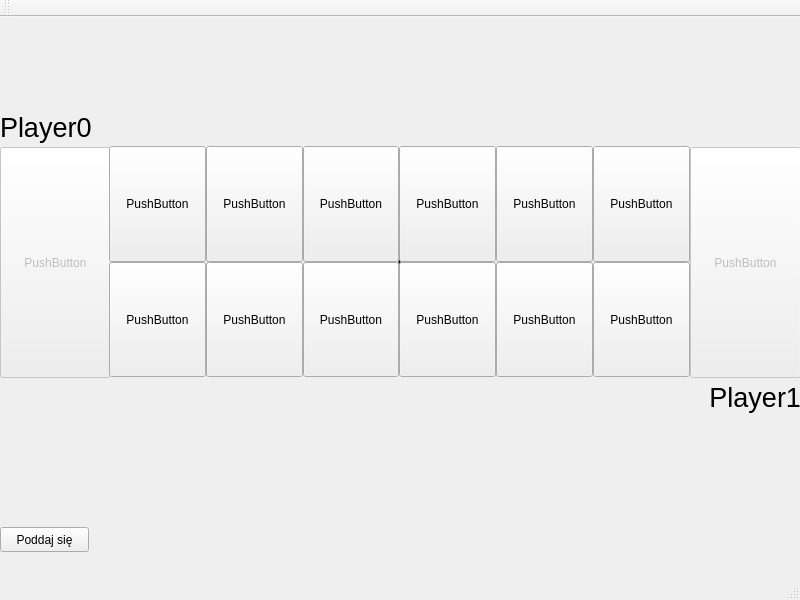
Grecjanin/Mankala, file klient/mainwindow.ui: the form before one commit.
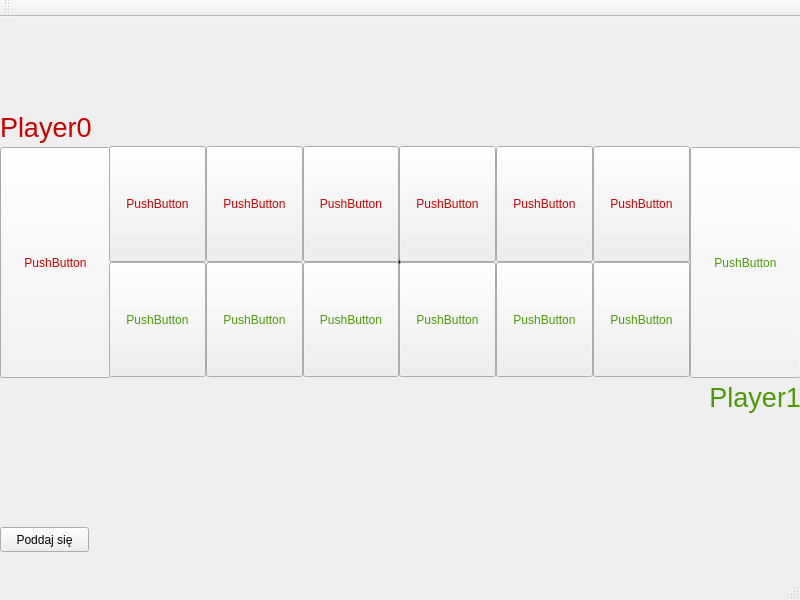
The form after the commit.

The edit to the form file:
```diff
--- a/klient/mainwindow.ui
+++ b/klient/mainwindow.ui
@@ -99,6 +99,43 @@
        <height>41</height>
       </rect>
      </property>
+     <property name="palette">
+      <palette>
+       <active>
+        <colorrole role="WindowText">
+         <brush brushstyle="SolidPattern">
+          <color alpha="255">
+           <red>204</red>
+           <green>0</green>
+           <blue>0</blue>
+          </color>
+         </brush>
+        </colorrole>
+       </active>
+       <inactive>
+        <colorrole role="WindowText">
+         <brush brushstyle="SolidPattern">
+          <color alpha="255">
+           <red>204</red>
+           <green>0</green>
+           <blue>0</blue>
+          </color>
+         </brush>
+        </colorrole>
+       </inactive>
+       <disabled>
+        <colorrole role="WindowText">
+         <brush brushstyle="SolidPattern">
+          <color alpha="255">
+           <red>190</red>
+           <green>190</green>
+           <blue>190</blue>
+          </color>
+         </brush>
+        </colorrole>
+       </disabled>
+      </palette>
+     </property>
      <property name="font">
       <font>
        <pointsize>20</pointsize>
@@ -120,6 +157,43 @@
        <height>41</height>
       </rect>
      </property>
+     <property name="palette">
+      <palette>
+       <active>
+        <colorrole role="WindowText">
+         <brush brushstyle="SolidPattern">
+          <color alpha="255">
+           <red>78</red>
+           <green>154</green>
+           <blue>6</blue>
+          </color>
+         </brush>
+        </colorrole>
+       </active>
+       <inactive>
+        <colorrole role="WindowText">
+         <brush brushstyle="SolidPattern">
+          <color alpha="255">
+           <red>78</red>
+           <green>154</green>
+           <blue>6</blue>
+          </color>
+         </brush>
+        </colorrole>
+       </inactive>
+       <disabled>
+        <colorrole role="WindowText">
+         <brush brushstyle="SolidPattern">
+          <color alpha="255">
+           <red>190</red>
+           <green>190</green>
+           <blue>190</blue>
+          </color>
+         </brush>
+        </colorrole>
+       </disabled>
+      </palette>
+     </property>
      <property name="font">
       <font>
        <pointsize>20</pointsize>
@@ -147,7 +221,7 @@
     </widget>
     <widget class="QPushButton" name="pit6">
      <property name="enabled">
-      <bool>false</bool>
+      <bool>true</bool>
      </property>
      <property name="geometry">
       <rect>
@@ -157,13 +231,158 @@
        <height>231</height>
       </rect>
      </property>
+     <property name="palette">
+      <palette>
+       <active>
+        <colorrole role="WindowText">
+         <brush brushstyle="SolidPattern">
+          <color alpha="255">
+           <red>204</red>
+           <green>0</green>
+           <blue>0</blue>
+          </color>
+         </brush>
+        </colorrole>
+        <colorrole role="Button">
+         <brush brushstyle="SolidPattern">
+          <color alpha="255">
+           <red>243</red>
+           <green>243</green>
+           <blue>243</blue>
+          </color>
+         </brush>
+        </colorrole>
+        <colorrole role="Text">
+         <brush brushstyle="SolidPattern">
+          <color alpha="255">
+           <red>204</red>
+           <green>0</green>
+           <blue>0</blue>
+          </color>
+         </brush>
+        </colorrole>
+        <colorrole role="ButtonText">
+         <brush brushstyle="SolidPattern">
+          <color alpha="255">
+           <red>204</red>
+           <green>0</green>
+           <blue>0</blue>
+          </color>
+         </brush>
+        </colorrole>
+        <colorrole role="PlaceholderText">
+         <brush brushstyle="SolidPattern">
+          <color alpha="128">
+           <red>204</red>
+           <green>0</green>
+           <blue>0</blue>
+          </color>
+         </brush>
+        </colorrole>
+       </active>
+       <inactive>
+        <colorrole role="WindowText">
+         <brush brushstyle="SolidPattern">
+          <color alpha="255">
+           <red>204</red>
+           <green>0</green>
+           <blue>0</blue>
+          </color>
+         </brush>
+        </colorrole>
+        <colorrole role="Button">
+         <brush brushstyle="SolidPattern">
+          <color alpha="255">
+           <red>243</red>
+           <green>243</green>
+           <blue>243</blue>
+          </color>
+         </brush>
+        </colorrole>
+        <colorrole role="Text">
+         <brush brushstyle="SolidPattern">
+          <color alpha="255">
+           <red>204</red>
+           <green>0</green>
+           <blue>0</blue>
+          </color>
+         </brush>
+        </colorrole>
+        <colorrole role="ButtonText">
+         <brush brushstyle="SolidPattern">
+          <color alpha="255">
+           <red>204</red>
+           <green>0</green>
+           <blue>0</blue>
+          </color>
+         </brush>
+        </colorrole>
+        <colorrole role="PlaceholderText">
+         <brush brushstyle="SolidPattern">
+          <color alpha="128">
+           <red>204</red>
+           <green>0</green>
+           <blue>0</blue>
+          </color>
+         </brush>
+        </colorrole>
+       </inactive>
+       <disabled>
+        <colorrole role="WindowText">
+         <brush brushstyle="SolidPattern">
+          <color alpha="255">
+           <red>190</red>
+           <green>190</green>
+           <blue>190</blue>
+          </color>
+         </brush>
+        </colorrole>
+        <colorrole role="Button">
+         <brush brushstyle="SolidPattern">
+          <color alpha="255">
+           <red>243</red>
+           <green>243</green>
+           <blue>243</blue>
+          </color>
+         </brush>
+        </colorrole>
+        <colorrole role="Text">
+         <brush brushstyle="SolidPattern">
+          <color alpha="255">
+           <red>190</red>
+           <green>190</green>
+           <blue>190</blue>
+          </color>
+         </brush>
+        </colorrole>
+        <colorrole role="ButtonText">
+         <brush brushstyle="SolidPattern">
+          <color alpha="255">
+           <red>190</red>
+           <green>190</green>
+           <blue>190</blue>
+          </color>
+         </brush>
+        </colorrole>
+        <colorrole role="PlaceholderText">
+         <brush brushstyle="SolidPattern">
+          <color alpha="128">
+           <red>0</red>
+           <green>0</green>
+           <blue>0</blue>
+          </color>
+         </brush>
+        </colorrole>
+       </disabled>
+      </palette>
+     </property>
      <property name="text">
       <string>PushButton</string>
      </property>
     </widget>
     <widget class="QPushButton" name="pit13">
      <property name="enabled">
-      <bool>false</bool>
+      <bool>true</bool>
      </property>
      <property name="geometry">
       <rect>
@@ -173,6 +392,70 @@
        <height>231</height>
       </rect>
      </property>
+     <property name="palette">
+      <palette>
+       <active>
+        <colorrole role="Button">
+         <brush brushstyle="SolidPattern">
+          <color alpha="255">
+           <red>243</red>
+           <green>243</green>
+           <blue>243</blue>
+          </color>
+         </brush>
+        </colorrole>
+        <colorrole role="ButtonText">
+         <brush brushstyle="SolidPattern">
+          <color alpha="255">
+           <red>78</red>
+           <green>154</green>
+           <blue>6</blue>
+          </color>
+         </brush>
+        </colorrole>
+       </active>
+       <inactive>
+        <colorrole role="Button">
+         <brush brushstyle="SolidPattern">
+          <color alpha="255">
+           <red>243</red>
+           <green>243</green>
+           <blue>243</blue>
+          </color>
+         </brush>
+        </colorrole>
+        <colorrole role="ButtonText">
+         <brush brushstyle="SolidPattern">
+          <color alpha="255">
+           <red>78</red>
+           <green>154</green>
+           <blue>6</blue>
+          </color>
+         </brush>
+        </colorrole>
+       </inactive>
+       <disabled>
+        <colorrole role="Button">
+         <brush brushstyle="SolidPattern">
+          <color alpha="255">
+           <red>243</red>
+           <green>243</green>
+           <blue>243</blue>
+          </color>
+         </brush>
+        </colorrole>
+        <colorrole role="ButtonText">
+         <brush brushstyle="SolidPattern">
+          <color alpha="255">
+           <red>190</red>
+           <green>190</green>
+           <blue>190</blue>
+          </color>
+         </brush>
+        </colorrole>
+       </disabled>
+      </palette>
+     </property>
      <property name="text">
       <string>PushButton</string>
      </property>
@@ -204,6 +487,43 @@
           <verstretch>0</verstretch>
          </sizepolicy>
         </property>
+        <property name="palette">
+         <palette>
+          <active>
+           <colorrole role="ButtonText">
+            <brush brushstyle="SolidPattern">
+             <color alpha="255">
+              <red>78</red>
+              <green>154</green>
+              <blue>6</blue>
+             </color>
+            </brush>
+           </colorrole>
+          </active>
+          <inactive>
+           <colorrole role="ButtonText">
+            <brush brushstyle="SolidPattern">
+             <color alpha="255">
+              <red>78</red>
+              <green>154</green>
+              <blue>6</blue>
+             </color>
+            </brush>
+           </colorrole>
+          </inactive>
+          <disabled>
+           <colorrole role="ButtonText">
+            <brush brushstyle="SolidPattern">
+             <color alpha="255">
+              <red>190</red>
+              <green>190</green>
+              <blue>190</blue>
+             </color>
+            </brush>
+           </colorrole>
+          </disabled>
+         </palette>
+        </property>
         <property name="text">
          <string>PushButton</string>
         </property>
@@ -217,6 +537,43 @@
           <verstretch>0</verstretch>
          </sizepolicy>
         </property>
+        <property name="palette">
+         <palette>
+          <active>
+           <colorrole role="ButtonText">
+            <brush brushstyle="SolidPattern">
+             <color alpha="255">
+              <red>78</red>
+              <green>154</green>
+              <blue>6</blue>
+             </color>
+            </brush>
+           </colorrole>
+          </active>
+          <inactive>
+           <colorrole role="ButtonText">
+            <brush brushstyle="SolidPattern">
+             <color alpha="255">
+              <red>78</red>
+              <green>154</green>
+              <blue>6</blue>
+             </color>
+            </brush>
+           </colorrole>
+          </inactive>
+          <disabled>
+           <colorrole role="ButtonText">
+            <brush brushstyle="SolidPattern">
+             <color alpha="255">
+              <red>190</red>
+              <green>190</green>
+              <blue>190</blue>
+             </color>
+            </brush>
+           </colorrole>
+          </disabled>
+         </palette>
+        </property>
         <property name="text">
          <string>PushButton</string>
         </property>
@@ -230,6 +587,43 @@
           <verstretch>0</verstretch>
          </sizepolicy>
         </property>
+        <property name="palette">
+         <palette>
+          <active>
+           <colorrole role="ButtonText">
+            <brush brushstyle="SolidPattern">
+             <color alpha="255">
+              <red>204</red>
+              <green>0</green>
+              <blue>0</blue>
+             </color>
+            </brush>
+           </colorrole>
+          </active>
+          <inactive>
+           <colorrole role="ButtonText">
+            <brush brushstyle="SolidPattern">
+             <color alpha="255">
+              <red>204</red>
+              <green>0</green>
+              <blue>0</blue>
+             </color>
+            </brush>
+           </colorrole>
+          </inactive>
+          <disabled>
+           <colorrole role="ButtonText">
+            <brush brushstyle="SolidPattern">
+             <color alpha="255">
+              <red>190</red>
+              <green>190</green>
+              <blue>190</blue>
+             </color>
+            </brush>
+           </colorrole>
+          </disabled>
+         </palette>
+        </property>
         <property name="text">
          <string>PushButton</string>
         </property>
@@ -243,6 +637,43 @@
           <verstretch>0</verstretch>
          </sizepolicy>
         </property>
+        <property name="palette">
+         <palette>
+          <active>
+           <colorrole role="ButtonText">
+            <brush brushstyle="SolidPattern">
+             <color alpha="255">
+              <red>204</red>
+              <green>0</green>
+              <blue>0</blue>
+             </color>
+            </brush>
+           </colorrole>
+          </active>
+          <inactive>
+           <colorrole role="ButtonText">
+            <brush brushstyle="SolidPattern">
+             <color alpha="255">
+              <red>204</red>
+              <green>0</green>
+              <blue>0</blue>
+             </color>
+            </brush>
+           </colorrole>
+          </inactive>
+          <disabled>
+           <colorrole role="ButtonText">
+            <brush brushstyle="SolidPattern">
+             <color alpha="255">
+              <red>190</red>
+              <green>190</green>
+              <blue>190</blue>
+             </color>
+            </brush>
+           </colorrole>
+          </disabled>
+         </palette>
+        </property>
         <property name="text">
          <string>PushButton</string>
         </property>
@@ -256,6 +687,43 @@
           <verstretch>0</verstretch>
          </sizepolicy>
         </property>
+        <property name="palette">
+         <palette>
+          <active>
+           <colorrole role="ButtonText">
+            <brush brushstyle="SolidPattern">
+             <color alpha="255">
+              <red>78</red>
+              <green>154</green>
+              <blue>6</blue>
+             </color>
+            </brush>
+           </colorrole>
+          </active>
+          <inactive>
+           <colorrole role="ButtonText">
+            <brush brushstyle="SolidPattern">
+             <color alpha="255">
+              <red>78</red>
+              <green>154</green>
+              <blue>6</blue>
+             </color>
+            </brush>
+           </colorrole>
+          </inactive>
+          <disabled>
+           <colorrole role="ButtonText">
+            <brush brushstyle="SolidPattern">
+             <color alpha="255">
+              <red>190</red>
+              <green>190</green>
+              <blue>190</blue>
+             </color>
+            </brush>
+           </colorrole>
+          </disabled>
+         </palette>
+        </property>
         <property name="text">
          <string>PushButton</string>
         </property>
@@ -269,6 +737,43 @@
           <verstretch>0</verstretch>
          </sizepolicy>
         </property>
+        <property name="palette">
+         <palette>
+          <active>
+           <colorrole role="ButtonText">
+            <brush brushstyle="SolidPattern">
+             <color alpha="255">
+              <red>204</red>
+              <green>0</green>
+              <blue>0</blue>
+             </color>
+            </brush>
+           </colorrole>
+          </active>
+          <inactive>
+           <colorrole role="ButtonText">
+            <brush brushstyle="SolidPattern">
+             <color alpha="255">
+              <red>204</red>
+              <green>0</green>
+              <blue>0</blue>
+             </color>
+            </brush>
+           </colorrole>
+          </inactive>
+          <disabled>
+           <colorrole role="ButtonText">
+            <brush brushstyle="SolidPattern">
+             <color alpha="255">
+              <red>190</red>
+              <green>190</green>
+              <blue>190</blue>
+             </color>
+            </brush>
+           </colorrole>
+          </disabled>
+         </palette>
+        </property>
         <property name="text">
          <string>PushButton</string>
         </property>
@@ -282,6 +787,43 @@
           <verstretch>0</verstretch>
          </sizepolicy>
         </property>
+        <property name="palette">
+         <palette>
+          <active>
+           <colorrole role="ButtonText">
+            <brush brushstyle="SolidPattern">
+             <color alpha="255">
+              <red>78</red>
+              <green>154</green>
+              <blue>6</blue>
+             </color>
+            </brush>
+           </colorrole>
+          </active>
+          <inactive>
+           <colorrole role="ButtonText">
+            <brush brushstyle="SolidPattern">
+             <color alpha="255">
+              <red>78</red>
+              <green>154</green>
+              <blue>6</blue>
+             </color>
+            </brush>
+           </colorrole>
+          </inactive>
+          <disabled>
+           <colorrole role="ButtonText">
+            <brush brushstyle="SolidPattern">
+             <color alpha="255">
+              <red>190</red>
+              <green>190</green>
+              <blue>190</blue>
+             </color>
+            </brush>
+           </colorrole>
+          </disabled>
+         </palette>
+        </property>
         <property name="text">
          <string>PushButton</string>
         </property>
@@ -295,6 +837,43 @@
           <verstretch>0</verstretch>
          </sizepolicy>
         </property>
+        <property name="palette">
+         <palette>
+          <active>
+           <colorrole role="ButtonText">
+            <brush brushstyle="SolidPattern">
+             <color alpha="255">
+              <red>78</red>
+              <green>154</green>
+              <blue>6</blue>
+             </color>
+            </brush>
+           </colorrole>
+          </active>
+          <inactive>
+           <colorrole role="ButtonText">
+            <brush brushstyle="SolidPattern">
+             <color alpha="255">
+              <red>78</red>
+              <green>154</green>
+              <blue>6</blue>
+             </color>
+            </brush>
+           </colorrole>
+          </inactive>
+          <disabled>
+           <colorrole role="ButtonText">
+            <brush brushstyle="SolidPattern">
+             <color alpha="255">
+              <red>190</red>
+              <green>190</green>
+              <blue>190</blue>
+             </color>
+            </brush>
+           </colorrole>
+          </disabled>
+         </palette>
+        </property>
         <property name="text">
          <string>PushButton</string>
         </property>
@@ -308,6 +887,43 @@
           <verstretch>0</verstretch>
          </sizepolicy>
         </property>
+        <property name="palette">
+         <palette>
+          <active>
+           <colorrole role="ButtonText">
+            <brush brushstyle="SolidPattern">
+             <color alpha="255">
+              <red>204</red>
+              <green>0</green>
+              <blue>0</blue>
+             </color>
+            </brush>
+           </colorrole>
+          </active>
+          <inactive>
+           <colorrole role="ButtonText">
+            <brush brushstyle="SolidPattern">
+             <color alpha="255">
+              <red>204</red>
+              <green>0</green>
+              <blue>0</blue>
+             </color>
+            </brush>
+           </colorrole>
+          </inactive>
+          <disabled>
+           <colorrole role="ButtonText">
+            <brush brushstyle="SolidPattern">
+             <color alpha="255">
+              <red>190</red>
+              <green>190</green>
+              <blue>190</blue>
+             </color>
+            </brush>
+           </colorrole>
+          </disabled>
+         </palette>
+        </property>
         <property name="text">
          <string>PushButton</string>
         </property>
@@ -321,6 +937,43 @@
           <verstretch>0</verstretch>
          </sizepolicy>
         </property>
+        <property name="palette">
+         <palette>
+          <active>
+           <colorrole role="ButtonText">
+            <brush brushstyle="SolidPattern">
+             <color alpha="255">
+              <red>204</red>
+              <green>0</green>
+              <blue>0</blue>
+             </color>
+            </brush>
+           </colorrole>
+          </active>
+          <inactive>
+           <colorrole role="ButtonText">
+            <brush brushstyle="SolidPattern">
+             <color alpha="255">
+              <red>204</red>
+              <green>0</green>
+              <blue>0</blue>
+             </color>
+            </brush>
+           </colorrole>
+          </inactive>
+          <disabled>
+           <colorrole role="ButtonText">
+            <brush brushstyle="SolidPattern">
+             <color alpha="255">
+              <red>190</red>
+              <green>190</green>
+              <blue>190</blue>
+             </color>
+            </brush>
+           </colorrole>
+          </disabled>
+         </palette>
+        </property>
         <property name="text">
          <string>PushButton</string>
         </property>
@@ -334,6 +987,151 @@
           <verstretch>0</verstretch>
          </sizepolicy>
         </property>
+        <property name="palette">
+         <palette>
+          <active>
+           <colorrole role="WindowText">
+            <brush brushstyle="SolidPattern">
+             <color alpha="255">
+              <red>204</red>
+              <green>0</green>
+              <blue>0</blue>
+             </color>
+            </brush>
+           </colorrole>
+           <colorrole role="Text">
+            <brush brushstyle="SolidPattern">
+             <color alpha="255">
+              <red>204</red>
+              <green>0</green>
+              <blue>0</blue>
+             </color>
+            </brush>
+           </colorrole>
+           <colorrole role="ButtonText">
+            <brush brushstyle="SolidPattern">
+             <color alpha="255">
+              <red>204</red>
+              <green>0</green>
+              <blue>0</blue>
+             </color>
+            </brush>
+           </colorrole>
+           <colorrole role="ToolTipText">
+            <brush brushstyle="SolidPattern">
+             <color alpha="255">
+              <red>204</red>
+              <green>0</green>
+              <blue>0</blue>
+             </color>
+            </brush>
+           </colorrole>
+           <colorrole role="PlaceholderText">
+            <brush brushstyle="SolidPattern">
+             <color alpha="128">
+              <red>204</red>
+              <green>0</green>
+              <blue>0</blue>
+             </color>
+            </brush>
+           </colorrole>
+          </active>
+          <inactive>
+           <colorrole role="WindowText">
+            <brush brushstyle="SolidPattern">
+             <color alpha="255">
+              <red>204</red>
+              <green>0</green>
+              <blue>0</blue>
+             </color>
+            </brush>
+           </colorrole>
+           <colorrole role="Text">
+            <brush brushstyle="SolidPattern">
+             <color alpha="255">
+              <red>204</red>
+              <green>0</green>
+              <blue>0</blue>
+             </color>
+            </brush>
+           </colorrole>
+           <colorrole role="ButtonText">
+            <brush brushstyle="SolidPattern">
+             <color alpha="255">
+              <red>204</red>
+              <green>0</green>
+              <blue>0</blue>
+             </color>
+            </brush>
+           </colorrole>
+           <colorrole role="ToolTipText">
+            <brush brushstyle="SolidPattern">
+             <color alpha="255">
+              <red>204</red>
+              <green>0</green>
+              <blue>0</blue>
+             </color>
+            </brush>
+           </colorrole>
+           <colorrole role="PlaceholderText">
+            <brush brushstyle="SolidPattern">
+             <color alpha="128">
+              <red>204</red>
+              <green>0</green>
+              <blue>0</blue>
+             </color>
+            </brush>
+           </colorrole>
+          </inactive>
+          <disabled>
+           <colorrole role="WindowText">
+            <brush brushstyle="SolidPattern">
+             <color alpha="255">
+              <red>190</red>
+              <green>190</green>
+              <blue>190</blue>
+             </color>
+            </brush>
+           </colorrole>
+           <colorrole role="Text">
+            <brush brushstyle="SolidPattern">
+             <color alpha="255">
+              <red>190</red>
+              <green>190</green>
+              <blue>190</blue>
+             </color>
+            </brush>
+           </colorrole>
+           <colorrole role="ButtonText">
+            <brush brushstyle="SolidPattern">
+             <color alpha="255">
+              <red>190</red>
+              <green>190</green>
+              <blue>190</blue>
+             </color>
+            </brush>
+           </colorrole>
+           <colorrole role="ToolTipText">
+            <brush brushstyle="SolidPattern">
+             <color alpha="255">
+              <red>204</red>
+              <green>0</green>
+              <blue>0</blue>
+             </color>
+            </brush>
+           </colorrole>
+           <colorrole role="PlaceholderText">
+            <brush brushstyle="SolidPattern">
+             <color alpha="128">
+              <red>0</red>
+              <green>0</green>
+              <blue>0</blue>
+             </color>
+            </brush>
+           </colorrole>
+          </disabled>
+         </palette>
+        </property>
         <property name="text">
          <string>PushButton</string>
         </property>
@@ -347,6 +1145,43 @@
           <verstretch>0</verstretch>
          </sizepolicy>
         </property>
+        <property name="palette">
+         <palette>
+          <active>
+           <colorrole role="ButtonText">
+            <brush brushstyle="SolidPattern">
+             <color alpha="255">
+              <red>78</red>
+              <green>154</green>
+              <blue>6</blue>
+             </color>
+            </brush>
+           </colorrole>
+          </active>
+          <inactive>
+           <colorrole role="ButtonText">
+            <brush brushstyle="SolidPattern">
+             <color alpha="255">
+              <red>78</red>
+              <green>154</green>
+              <blue>6</blue>
+             </color>
+            </brush>
+           </colorrole>
+          </inactive>
+          <disabled>
+           <colorrole role="ButtonText">
+            <brush brushstyle="SolidPattern">
+             <color alpha="255">
+              <red>190</red>
+              <green>190</green>
+              <blue>190</blue>
+             </color>
+            </brush>
+           </colorrole>
+          </disabled>
+         </palette>
+        </property>
         <property name="text">
          <string>PushButton</string>
         </property>
```
